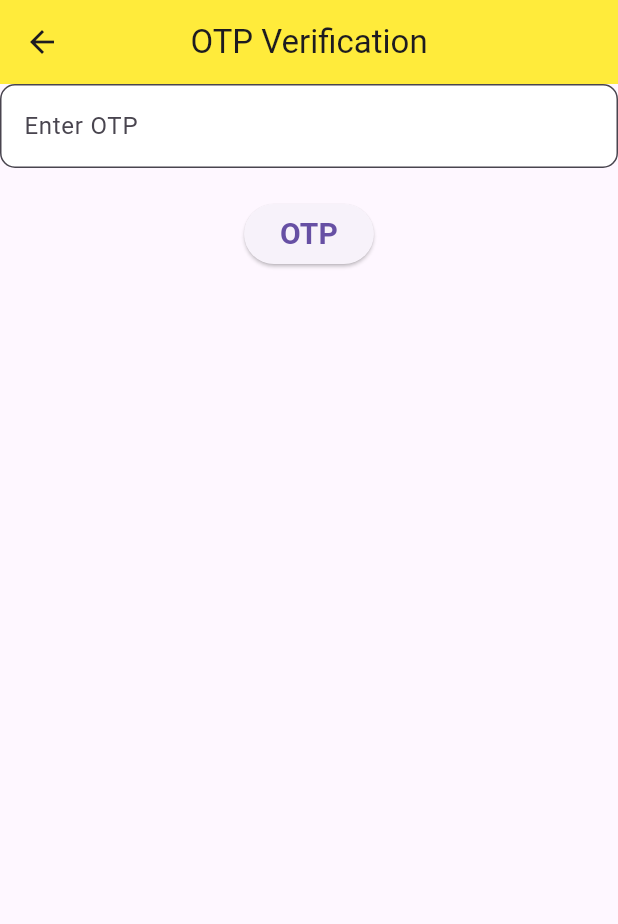
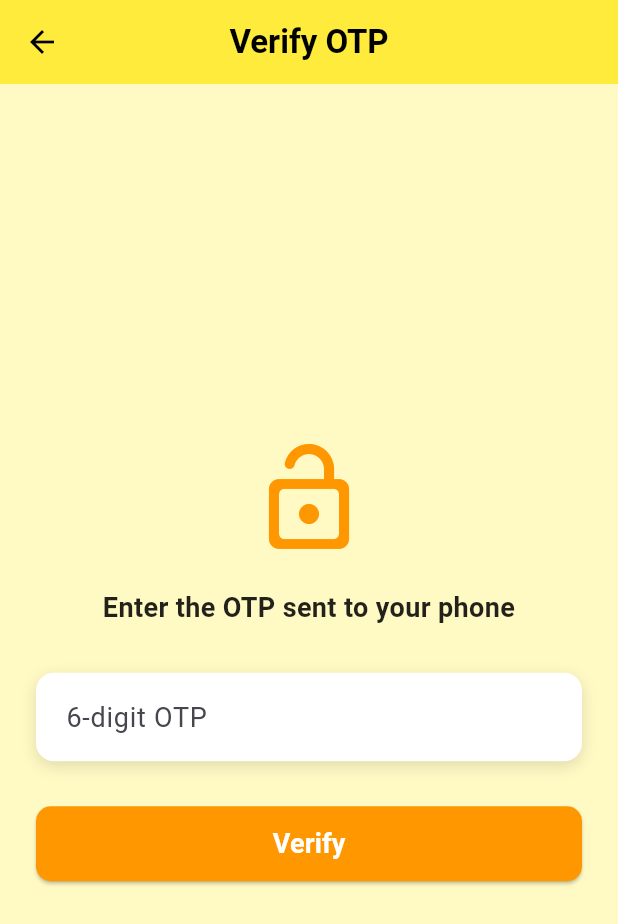
Before and after one commit to Online-Food-Delivery-Platform/eSewa-online-food-app, a Flutter app: the OTPscreen screen opened directly with empty values, on a phone screen of 412 x 824 dp. Shown: the top 924 px of the screen. Run offline on Flutter 3.47's test engine with Material 3 defaults, Android fonts, the phone set to English and light mode, and no system bars; our stand-ins replace connectivity_plus, firebase_auth, firebase_core, firebase_storage, font_awesome_flutter, geocoding and 5 more; missing offline and left inert: country_flags; accounts and stored records are empty; network calls fail.

```diff
--- a/frontend_foodapp/lib/OTPscreen.dart
+++ b/frontend_foodapp/lib/OTPscreen.dart
@@ -1,11 +1,10 @@
 import 'dart:developer';
-
 import 'package:flutter/material.dart';
 import 'package:firebase_auth/firebase_auth.dart';
-import 'package:frontend_foodapp/Dashboard.dart'; // Import your dashboard screen
+import 'package:frontend_foodapp/Dashboard.dart';
 
 class OTPscreen extends StatefulWidget {
-  String verificationId; // ← required to verify the OTP
+  final String verificationId;
 
   OTPscreen({super.key, required this.verificationId});
 
@@ -14,69 +13,119 @@ class OTPscreen extends StatefulWidget {
 }
 
 class _OTPscreenState extends State<OTPscreen> {
-  TextEditingController otpController = TextEditingController();
-
-  get ex => null;
+  final TextEditingController otpController = TextEditingController();
 
   @override
   Widget build(BuildContext context) {
     return Scaffold(
+      backgroundColor: Colors.yellow[100], // soft background
       appBar: AppBar(
-        title: Text('OTP Verification'),
+        title: const Text(
+          'Verify OTP',
+          style: TextStyle(color: Colors.black, fontWeight: FontWeight.bold),
+        ),
+        centerTitle: true,
         backgroundColor: Colors.yellow,
-        centerTitle: true,
+        iconTheme: const IconThemeData(color: Colors.black),
+        elevation: 0,
       ),
-      body: Column(
+      body: Padding(
+        padding: const EdgeInsets.all(24.0),
+        child: Center(
+          child: Column(
+            mainAxisAlignment: MainAxisAlignment.center,
             children: [
-          TextField(
+              const Icon(
+                Icons.lock_open_rounded,
+                size: 80,
+                color: Colors.orange,
+              ),
+              const SizedBox(height: 20),
+              const Text(
+                'Enter the OTP sent to your phone',
+                style: TextStyle(
+                  fontSize: 18,
+                  fontWeight: FontWeight.w600,
+                  color: Colors.black87,
+                ),
+                textAlign: TextAlign.center,
+              ),
+              const SizedBox(height: 30),
+              Container(
+                decoration: BoxDecoration(
+                  color: Colors.white,
+                  borderRadius: BorderRadius.circular(12),
+                  boxShadow: [
+                    BoxShadow(
+                      color: Colors.black12,
+                      blurRadius: 8,
+                      offset: Offset(0, 3),
+                    ),
+                  ],
+                ),
+                child: TextField(
                   controller: otpController,
-            keyboardType: TextInputType.phone,
+                  keyboardType: TextInputType.number,
+                  maxLength: 6,
+                  style: TextStyle(fontSize: 18),
                   decoration: InputDecoration(
-              labelText: 'Enter OTP',
-              filled: true,
-              fillColor: Colors.white,
-              border: OutlineInputBorder(
-                borderRadius: BorderRadius.circular(10.0),
+                    counterText: "",
+                    contentPadding: EdgeInsets.symmetric(
+                      vertical: 16,
+                      horizontal: 20,
+                    ),
+                    hintText: "6-digit OTP",
+                    border: InputBorder.none,
                   ),
                 ),
               ),
-          SizedBox(height: 20),
+              const SizedBox(height: 30),
               ElevatedButton(
                 onPressed: () async {
                   try {
                     PhoneAuthCredential credential =
-                    await PhoneAuthProvider.credential(
+                        PhoneAuthProvider.credential(
                           verificationId: widget.verificationId,
-                      smsCode: otpController.text.toString(),
+                          smsCode: otpController.text.trim(),
                         );
 
-                FirebaseAuth.instance.signInWithCredential(credential).then((
-                  value,
-                ) {
-                  Navigator.push(
+                    await FirebaseAuth.instance
+                        .signInWithCredential(credential)
+                        .then((value) {
+                          Navigator.pushReplacement(
                             context,
                             MaterialPageRoute(
-                      builder:
-                          (context) => DashboardScreen(
-                            // Replace with your dashboard screen
-                            // Pass any required parameters here
-                          ),
+                              builder: (context) => DashboardScreen(),
                             ),
                           );
                         });
-              } catch (ex) {
-                log(ex.toString());
+                  } catch (e) {
+                    log(e.toString());
+                    ScaffoldMessenger.of(context).showSnackBar(
+                      SnackBar(
+                        content: Text('Invalid OTP. Please try again.'),
+                        backgroundColor: Colors.red,
+                      ),
+                    );
                   }
-              // TODO: Add OTP verification logic here
                 },
-            child: Text(
-              'OTP',
-              textAlign: TextAlign.center,
-              style: TextStyle(fontSize: 20, fontWeight: FontWeight.bold),
+                style: ElevatedButton.styleFrom(
+                  backgroundColor: Colors.orange,
+                  foregroundColor: Colors.white,
+                  minimumSize: Size(double.infinity, 50),
+                  shape: RoundedRectangleBorder(
+                    borderRadius: BorderRadius.circular(10),
+                  ),
+                ),
+                child: const Text(
+                  'Verify',
+                  style: TextStyle(fontSize: 18, fontWeight: FontWeight.bold),
                 ),
               ),
             ],
           ),
+        ),
+      ),
     );
   }
 }
--- a/frontend_foodapp/lib/SplashScreen.dart
+++ b/frontend_foodapp/lib/SplashScreen.dart
@@ -16,7 +16,7 @@ class _SplashScreenState extends State<SplashScreen> {
     super.initState();
     debugPrint("Splash screen started");
 
-    Future.delayed(const Duration(seconds: 3), () {
+    Future.delayed(const Duration(seconds: 2), () {
       final user = FirebaseAuth.instance.currentUser;
 
       if (user != null) {
```
Also changed, not shown: frontend_foodapp/lib/Cart.dart (+29 -13 lines), frontend_foodapp/lib/Dashboard.dart (+16 -8 lines), frontend_foodapp/lib/LoginsignUp.dart (+10 -11 lines), frontend_foodapp/lib/UserProfile.dart (+17 -0 lines). Lines whose indentation alone changed are shown as unchanged.
